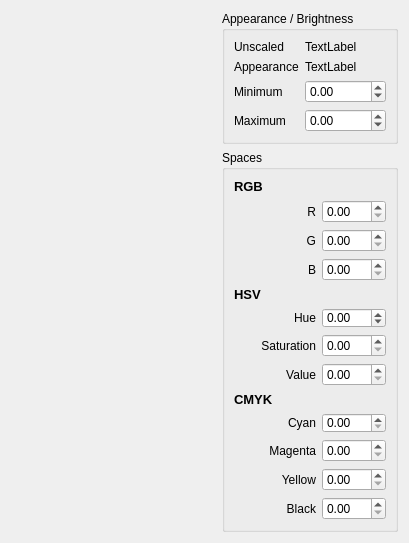
This is src/qt-frontend/widgets/TristimulusColorPicker/tristimuluscolorpicker.ui in phresnel/picogen as Qt 5 draws it before an edit. The edited form follows.
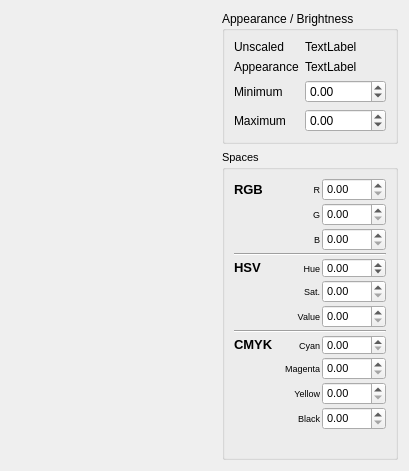
This is the edited form. Custom widgets are drawn as their Qt base class.

Commit message: optimize layout of TriPicker

What changed in the file:
```diff
--- a/src/qt-frontend/widgets/TristimulusColorPicker/tristimuluscolorpicker.ui
+++ b/src/qt-frontend/widgets/TristimulusColorPicker/tristimuluscolorpicker.ui
@@ -7,7 +7,7 @@
     <x>0</x>
     <y>0</y>
     <width>409</width>
-    <height>504</height>
+    <height>471</height>
    </rect>
   </property>
   <property name="windowTitle">
@@ -109,24 +109,33 @@
      </item>
      <item>
       <widget class="QGroupBox" name="groupBox">
+       <property name="font">
+        <font>
+         <pointsize>8</pointsize>
+        </font>
+       </property>
        <property name="title">
         <string>Spaces</string>
        </property>
        <layout class="QVBoxLayout" name="verticalLayout">
         <item>
          <layout class="QGridLayout" name="gridLayout">
+          <property name="spacing">
+           <number>2</number>
+          </property>
           <item row="1" column="1">
-           <widget class="QLabel" name="label">
-            <property name="text">
-             <string>R</string>
-            </property>
-            <property name="alignment">
-             <set>Qt::AlignRight|Qt::AlignTrailing|Qt::AlignVCenter</set>
-            </property>
-           </widget>
-          </item>
-          <item row="2" column="1">
            <widget class="QLabel" name="label_2">
+            <property name="maximumSize">
+             <size>
+              <width>16777215</width>
+              <height>16777215</height>
+             </size>
+            </property>
+            <property name="font">
+             <font>
+              <pointsize>7</pointsize>
+             </font>
+            </property>
             <property name="text">
              <string>G</string>
             </property>
@@ -135,18 +144,83 @@
             </property>
            </widget>
           </item>
-          <item row="3" column="1">
-           <widget class="QLabel" name="label_3">
+          <item row="2" column="2">
+           <widget class="QDoubleSpinBox" name="spinB">
+            <property name="sizePolicy">
+             <sizepolicy hsizetype="Fixed" vsizetype="Fixed">
+              <horstretch>0</horstretch>
+              <verstretch>0</verstretch>
+             </sizepolicy>
+            </property>
+            <property name="minimumSize">
+             <size>
+              <width>64</width>
+              <height>0</height>
+             </size>
+            </property>
+            <property name="maximumSize">
+             <size>
+              <width>64</width>
+              <height>16777215</height>
+             </size>
+            </property>
+            <property name="font">
+             <font>
+              <pointsize>8</pointsize>
+             </font>
+            </property>
+            <property name="maximum">
+             <double>255.000000000000000</double>
+            </property>
+           </widget>
+          </item>
+          <item row="0" column="0">
+           <widget class="QLabel" name="label_4">
+            <property name="maximumSize">
+             <size>
+              <width>16777215</width>
+              <height>16777215</height>
+             </size>
+            </property>
             <property name="text">
-             <string>B</string>
+             <string>&lt;!DOCTYPE HTML PUBLIC &quot;-//W3C//DTD HTML 4.0//EN&quot; &quot;http://www.w3.org/TR/REC-html40/strict.dtd&quot;&gt;
+&lt;html&gt;&lt;head&gt;&lt;meta name=&quot;qrichtext&quot; content=&quot;1&quot; /&gt;&lt;style type=&quot;text/css&quot;&gt;
+p, li { white-space: pre-wrap; }
+&lt;/style&gt;&lt;/head&gt;&lt;body style=&quot; font-family:'MS Shell Dlg 2'; font-size:8.25pt; font-weight:400; font-style:normal;&quot;&gt;
+&lt;p style=&quot; margin-top:0px; margin-bottom:0px; margin-left:0px; margin-right:0px; -qt-block-indent:0; text-indent:0px;&quot;&gt;&lt;span style=&quot; font-size:10pt; font-weight:600;&quot;&gt;RGB&lt;/span&gt;&lt;/p&gt;&lt;/body&gt;&lt;/html&gt;</string>
             </property>
-            <property name="alignment">
-             <set>Qt::AlignRight|Qt::AlignTrailing|Qt::AlignVCenter</set>
+           </widget>
+          </item>
+          <item row="4" column="0">
+           <widget class="QLabel" name="label_5">
+            <property name="maximumSize">
+             <size>
+              <width>16777215</width>
+              <height>16777215</height>
+             </size>
             </property>
+            <property name="text">
+             <string>&lt;!DOCTYPE HTML PUBLIC &quot;-//W3C//DTD HTML 4.0//EN&quot; &quot;http://www.w3.org/TR/REC-html40/strict.dtd&quot;&gt;
+&lt;html&gt;&lt;head&gt;&lt;meta name=&quot;qrichtext&quot; content=&quot;1&quot; /&gt;&lt;style type=&quot;text/css&quot;&gt;
+p, li { white-space: pre-wrap; }
+&lt;/style&gt;&lt;/head&gt;&lt;body style=&quot; font-family:'MS Shell Dlg 2'; font-size:8.25pt; font-weight:400; font-style:normal;&quot;&gt;
+&lt;p style=&quot; margin-top:0px; margin-bottom:0px; margin-left:0px; margin-right:0px; -qt-block-indent:0; text-indent:0px;&quot;&gt;&lt;span style=&quot; font-size:10pt; font-weight:600;&quot;&gt;HSV&lt;/span&gt;&lt;/p&gt;&lt;/body&gt;&lt;/html&gt;</string>
+            </property>
            </widget>
           </item>
-          <item row="5" column="1">
+          <item row="4" column="1">
            <widget class="QLabel" name="hueLabel">
+            <property name="maximumSize">
+             <size>
+              <width>16777215</width>
+              <height>16777215</height>
+             </size>
+            </property>
+            <property name="font">
+             <font>
+              <pointsize>7</pointsize>
+             </font>
+            </property>
             <property name="text">
              <string>Hue</string>
             </property>
@@ -155,18 +229,103 @@
             </property>
            </widget>
           </item>
-          <item row="7" column="1">
+          <item row="4" column="2">
+           <widget class="QDoubleSpinBox" name="spinH">
+            <property name="sizePolicy">
+             <sizepolicy hsizetype="Maximum" vsizetype="Fixed">
+              <horstretch>0</horstretch>
+              <verstretch>0</verstretch>
+             </sizepolicy>
+            </property>
+            <property name="minimumSize">
+             <size>
+              <width>64</width>
+              <height>20</height>
+             </size>
+            </property>
+            <property name="maximumSize">
+             <size>
+              <width>64</width>
+              <height>16777215</height>
+             </size>
+            </property>
+            <property name="font">
+             <font>
+              <pointsize>8</pointsize>
+             </font>
+            </property>
+            <property name="wrapping">
+             <bool>true</bool>
+            </property>
+            <property name="maximum">
+             <double>360.000000000000000</double>
+            </property>
+           </widget>
+          </item>
+          <item row="5" column="2">
+           <widget class="QDoubleSpinBox" name="spinS">
+            <property name="sizePolicy">
+             <sizepolicy hsizetype="Maximum" vsizetype="Fixed">
+              <horstretch>0</horstretch>
+              <verstretch>0</verstretch>
+             </sizepolicy>
+            </property>
+            <property name="minimumSize">
+             <size>
+              <width>64</width>
+              <height>0</height>
+             </size>
+            </property>
+            <property name="maximumSize">
+             <size>
+              <width>64</width>
+              <height>16777215</height>
+             </size>
+            </property>
+            <property name="font">
+             <font>
+              <pointsize>8</pointsize>
+             </font>
+            </property>
+            <property name="maximum">
+             <double>255.000000000000000</double>
+            </property>
+           </widget>
+          </item>
+          <item row="5" column="1">
            <widget class="QLabel" name="label_12">
+            <property name="maximumSize">
+             <size>
+              <width>16777215</width>
+              <height>16777215</height>
+             </size>
+            </property>
+            <property name="font">
+             <font>
+              <pointsize>7</pointsize>
+             </font>
+            </property>
             <property name="text">
-             <string>Saturation</string>
+             <string>Sat.</string>
             </property>
             <property name="alignment">
              <set>Qt::AlignRight|Qt::AlignTrailing|Qt::AlignVCenter</set>
             </property>
            </widget>
           </item>
-          <item row="8" column="1">
+          <item row="6" column="1">
            <widget class="QLabel" name="label_13">
+            <property name="maximumSize">
+             <size>
+              <width>16777215</width>
+              <height>16777215</height>
+             </size>
+            </property>
+            <property name="font">
+             <font>
+              <pointsize>7</pointsize>
+             </font>
+            </property>
             <property name="text">
              <string>Value</string>
             </property>
@@ -175,18 +334,49 @@
             </property>
            </widget>
           </item>
-          <item row="10" column="1">
-           <widget class="QLabel" name="label_14">
-            <property name="text">
-             <string>Cyan</string>
+          <item row="6" column="2">
+           <widget class="QDoubleSpinBox" name="spinV">
+            <property name="sizePolicy">
+             <sizepolicy hsizetype="Maximum" vsizetype="Fixed">
+              <horstretch>0</horstretch>
+              <verstretch>0</verstretch>
+             </sizepolicy>
             </property>
-            <property name="alignment">
-             <set>Qt::AlignRight|Qt::AlignTrailing|Qt::AlignVCenter</set>
+            <property name="minimumSize">
+             <size>
+              <width>64</width>
+              <height>0</height>
+             </size>
+            </property>
+            <property name="maximumSize">
+             <size>
+              <width>64</width>
+              <height>16777215</height>
+             </size>
+            </property>
+            <property name="font">
+             <font>
+              <pointsize>8</pointsize>
+             </font>
+            </property>
+            <property name="maximum">
+             <double>255.000000000000000</double>
             </property>
            </widget>
           </item>
-          <item row="11" column="1">
+          <item row="9" column="1">
            <widget class="QLabel" name="label_22">
+            <property name="maximumSize">
+             <size>
+              <width>16777215</width>
+              <height>16777215</height>
+             </size>
+            </property>
+            <property name="font">
+             <font>
+              <pointsize>7</pointsize>
+             </font>
+            </property>
             <property name="text">
              <string>Magenta</string>
             </property>
@@ -195,8 +385,49 @@
             </property>
            </widget>
           </item>
-          <item row="12" column="1">
+          <item row="9" column="2">
+           <widget class="QDoubleSpinBox" name="spinM">
+            <property name="sizePolicy">
+             <sizepolicy hsizetype="Maximum" vsizetype="Fixed">
+              <horstretch>0</horstretch>
+              <verstretch>0</verstretch>
+             </sizepolicy>
+            </property>
+            <property name="minimumSize">
+             <size>
+              <width>64</width>
+              <height>0</height>
+             </size>
+            </property>
+            <property name="maximumSize">
+             <size>
+              <width>64</width>
+              <height>16777215</height>
+             </size>
+            </property>
+            <property name="font">
+             <font>
+              <pointsize>8</pointsize>
+             </font>
+            </property>
+            <property name="maximum">
+             <double>255.000000000000000</double>
+            </property>
+           </widget>
+          </item>
+          <item row="10" column="1">
            <widget class="QLabel" name="label_23">
+            <property name="maximumSize">
+             <size>
+              <width>16777215</width>
+              <height>16777215</height>
+             </size>
+            </property>
+            <property name="font">
+             <font>
+              <pointsize>7</pointsize>
+             </font>
+            </property>
             <property name="text">
              <string>Yellow</string>
             </property>
@@ -205,29 +436,122 @@
             </property>
            </widget>
           </item>
-          <item row="13" column="1">
-           <widget class="QLabel" name="blackLabel">
+          <item row="10" column="2">
+           <widget class="QDoubleSpinBox" name="spinY">
+            <property name="sizePolicy">
+             <sizepolicy hsizetype="Maximum" vsizetype="Fixed">
+              <horstretch>0</horstretch>
+              <verstretch>0</verstretch>
+             </sizepolicy>
+            </property>
+            <property name="minimumSize">
+             <size>
+              <width>64</width>
+              <height>0</height>
+             </size>
+            </property>
+            <property name="maximumSize">
+             <size>
+              <width>64</width>
+              <height>16777215</height>
+             </size>
+            </property>
+            <property name="font">
+             <font>
+              <pointsize>8</pointsize>
+             </font>
+            </property>
+            <property name="maximum">
+             <double>255.000000000000000</double>
+            </property>
+           </widget>
+          </item>
+          <item row="12" column="1">
+           <spacer name="verticalSpacer">
+            <property name="orientation">
+             <enum>Qt::Vertical</enum>
+            </property>
+            <property name="sizeHint" stdset="0">
+             <size>
+              <width>20</width>
+              <height>40</height>
+             </size>
+            </property>
+           </spacer>
+          </item>
+          <item row="3" column="0" colspan="3">
+           <widget class="Line" name="line">
+            <property name="orientation">
+             <enum>Qt::Horizontal</enum>
+            </property>
+           </widget>
+          </item>
+          <item row="7" column="0" colspan="3">
+           <widget class="Line" name="line_2">
+            <property name="orientation">
+             <enum>Qt::Horizontal</enum>
+            </property>
+           </widget>
+          </item>
+          <item row="8" column="1">
+           <widget class="QLabel" name="label_14">
+            <property name="maximumSize">
+             <size>
+              <width>16777215</width>
+              <height>16777215</height>
+             </size>
+            </property>
+            <property name="font">
+             <font>
+              <pointsize>7</pointsize>
+             </font>
+            </property>
             <property name="text">
-             <string>Black</string>
+             <string>Cyan</string>
             </property>
             <property name="alignment">
              <set>Qt::AlignRight|Qt::AlignTrailing|Qt::AlignVCenter</set>
             </property>
            </widget>
           </item>
-          <item row="0" column="1">
-           <widget class="QLabel" name="label_4">
-            <property name="text">
-             <string>&lt;!DOCTYPE HTML PUBLIC &quot;-//W3C//DTD HTML 4.0//EN&quot; &quot;http://www.w3.org/TR/REC-html40/strict.dtd&quot;&gt;
-&lt;html&gt;&lt;head&gt;&lt;meta name=&quot;qrichtext&quot; content=&quot;1&quot; /&gt;&lt;style type=&quot;text/css&quot;&gt;
-p, li { white-space: pre-wrap; }
-&lt;/style&gt;&lt;/head&gt;&lt;body style=&quot; font-family:'MS Shell Dlg 2'; font-size:8.25pt; font-weight:400; font-style:normal;&quot;&gt;
-&lt;p style=&quot; margin-top:0px; margin-bottom:0px; margin-left:0px; margin-right:0px; -qt-block-indent:0; text-indent:0px;&quot;&gt;&lt;span style=&quot; font-size:10pt; font-weight:600;&quot;&gt;RGB&lt;/span&gt;&lt;/p&gt;&lt;/body&gt;&lt;/html&gt;</string>
+          <item row="8" column="2">
+           <widget class="QDoubleSpinBox" name="spinC">
+            <property name="sizePolicy">
+             <sizepolicy hsizetype="Maximum" vsizetype="Fixed">
+              <horstretch>0</horstretch>
+              <verstretch>0</verstretch>
+             </sizepolicy>
+            </property>
+            <property name="minimumSize">
+             <size>
+              <width>64</width>
+              <height>20</height>
+             </size>
+            </property>
+            <property name="maximumSize">
+             <size>
+              <width>64</width>
+              <height>16777215</height>
+             </size>
+            </property>
+            <property name="font">
+             <font>
+              <pointsize>8</pointsize>
+             </font>
+            </property>
+            <property name="maximum">
+             <double>255.000000000000000</double>
             </property>
            </widget>
           </item>
-          <item row="9" column="1">
+          <item row="8" column="0">
            <widget class="QLabel" name="label_6">
+            <property name="maximumSize">
+             <size>
+              <width>16777215</width>
+              <height>16777215</height>
+             </size>
+            </property>
             <property name="text">
              <string>&lt;!DOCTYPE HTML PUBLIC &quot;-//W3C//DTD HTML 4.0//EN&quot; &quot;http://www.w3.org/TR/REC-html40/strict.dtd&quot;&gt;
 &lt;html&gt;&lt;head&gt;&lt;meta name=&quot;qrichtext&quot; content=&quot;1&quot; /&gt;&lt;style type=&quot;text/css&quot;&gt;
@@ -237,18 +561,28 @@
             </property>
            </widget>
           </item>
-          <item row="4" column="1">
-           <widget class="QLabel" name="label_5">
+          <item row="0" column="1">
+           <widget class="QLabel" name="label">
+            <property name="maximumSize">
+             <size>
+              <width>16777215</width>
+              <height>16777215</height>
+             </size>
+            </property>
+            <property name="font">
+             <font>
+              <pointsize>7</pointsize>
+             </font>
+            </property>
             <property name="text">
-             <string>&lt;!DOCTYPE HTML PUBLIC &quot;-//W3C//DTD HTML 4.0//EN&quot; &quot;http://www.w3.org/TR/REC-html40/strict.dtd&quot;&gt;
-&lt;html&gt;&lt;head&gt;&lt;meta name=&quot;qrichtext&quot; content=&quot;1&quot; /&gt;&lt;style type=&quot;text/css&quot;&gt;
-p, li { white-space: pre-wrap; }
-&lt;/style&gt;&lt;/head&gt;&lt;body style=&quot; font-family:'MS Shell Dlg 2'; font-size:8.25pt; font-weight:400; font-style:normal;&quot;&gt;
-&lt;p style=&quot; margin-top:0px; margin-bottom:0px; margin-left:0px; margin-right:0px; -qt-block-indent:0; text-indent:0px;&quot;&gt;&lt;span style=&quot; font-size:10pt; font-weight:600;&quot;&gt;HSV&lt;/span&gt;&lt;/p&gt;&lt;/body&gt;&lt;/html&gt;</string>
+             <string>R</string>
+            </property>
+            <property name="alignment">
+             <set>Qt::AlignRight|Qt::AlignTrailing|Qt::AlignVCenter</set>
             </property>
            </widget>
           </item>
-          <item row="1" column="2">
+          <item row="0" column="2">
            <widget class="QDoubleSpinBox" name="spinR">
             <property name="sizePolicy">
              <sizepolicy hsizetype="Maximum" vsizetype="Fixed">
@@ -268,12 +602,17 @@
               <height>16777215</height>
              </size>
             </property>
+            <property name="font">
+             <font>
+              <pointsize>8</pointsize>
+             </font>
+            </property>
             <property name="maximum">
              <double>255.000000000000000</double>
             </property>
            </widget>
           </item>
-          <item row="2" column="2">
+          <item row="1" column="2">
            <widget class="QDoubleSpinBox" name="spinG">
             <property name="sizePolicy">
              <sizepolicy hsizetype="Maximum" vsizetype="Fixed">
@@ -293,190 +632,59 @@
               <height>16777215</height>
              </size>
             </property>
+            <property name="font">
+             <font>
+              <pointsize>8</pointsize>
+             </font>
+            </property>
             <property name="maximum">
              <double>255.000000000000000</double>
             </property>
            </widget>
           </item>
-          <item row="3" column="2">
-           <widget class="QDoubleSpinBox" name="spinB">
-            <property name="sizePolicy">
-             <sizepolicy hsizetype="Fixed" vsizetype="Fixed">
-              <horstretch>0</horstretch>
-              <verstretch>0</verstretch>
-             </sizepolicy>
-            </property>
-            <property name="minimumSize">
-             <size>
-              <width>64</width>
-              <height>0</height>
-             </size>
-            </property>
+          <item row="2" column="1">
+           <widget class="QLabel" name="label_3">
             <property name="maximumSize">
              <size>
-              <width>64</width>
+              <width>16777215</width>
               <height>16777215</height>
              </size>
             </property>
-            <property name="maximum">
-             <double>255.000000000000000</double>
+            <property name="font">
+             <font>
+              <pointsize>7</pointsize>
+             </font>
             </property>
-           </widget>
-          </item>
-          <item row="8" column="2">
-           <widget class="QDoubleSpinBox" name="spinV">
-            <property name="sizePolicy">
-             <sizepolicy hsizetype="Maximum" vsizetype="Fixed">
-              <horstretch>0</horstretch>
-              <verstretch>0</verstretch>
-             </sizepolicy>
+            <property name="text">
+             <string>B</string>
             </property>
-            <property name="minimumSize">
-             <size>
-              <width>64</width>
-              <height>0</height>
-             </size>
+            <property name="alignment">
+             <set>Qt::AlignRight|Qt::AlignTrailing|Qt::AlignVCenter</set>
             </property>
-            <property name="maximumSize">
-             <size>
-              <width>64</width>
-              <height>16777215</height>
-             </size>
-            </property>
-            <property name="maximum">
-             <double>255.000000000000000</double>
-            </property>
            </widget>
           </item>
-          <item row="7" column="2">
-           <widget class="QDoubleSpinBox" name="spinS">
-            <property name="sizePolicy">
-             <sizepolicy hsizetype="Maximum" vsizetype="Fixed">
-              <horstretch>0</horstretch>
-              <verstretch>0</verstretch>
-             </sizepolicy>
-            </property>
-            <property name="minimumSize">
-             <size>
-              <width>64</width>
-              <height>0</height>
-             </size>
-            </property>
+          <item row="11" column="1">
+           <widget class="QLabel" name="blackLabel">
             <property name="maximumSize">
              <size>
-              <width>64</width>
+              <width>16777215</width>
               <height>16777215</height>
              </size>
             </property>
-            <property name="maximum">
-             <double>255.000000000000000</double>
+            <property name="font">
+             <font>
+              <pointsize>7</pointsize>
+             </font>
             </property>
-           </widget>
-          </item>
-          <item row="5" column="2">
-           <widget class="QDoubleSpinBox" name="spinH">
-            <property name="sizePolicy">
-             <sizepolicy hsizetype="Maximum" vsizetype="Fixed">
-              <horstretch>0</horstretch>
-              <verstretch>0</verstretch>
-             </sizepolicy>
+            <property name="text">
+             <string>Black</string>
             </property>
-            <property name="minimumSize">
-             <size>
-              <width>64</width>
-              <height>20</height>
-             </size>
-            </property>
-            <property name="maximumSize">
-             <size>
-              <width>64</width>
-              <height>20</height>
-             </size>
-            </property>
-            <property name="wrapping">
-             <bool>true</bool>
-            </property>
-            <property name="maximum">
-             <double>360.000000000000000</double>
-            </property>
-           </widget>
-          </item>
-          <item row="10" column="2">
-           <widget class="QDoubleSpinBox" name="spinC">
-            <property name="sizePolicy">
-             <sizepolicy hsizetype="Maximum" vsizetype="Fixed">
-              <horstretch>0</horstretch>
-              <verstretch>0</verstretch>
-             </sizepolicy>
-            </property>
-            <property name="minimumSize">
-             <size>
-              <width>64</width>
-              <height>20</height>
-             </size>
-            </property>
-            <property name="maximumSize">
-             <size>
-              <width>64</width>
-              <height>20</height>
-             </size>
-            </property>
-            <property name="maximum">
-             <double>255.000000000000000</double>
+            <property name="alignment">
+             <set>Qt::AlignRight|Qt::AlignTrailing|Qt::AlignVCenter</set>
             </property>
            </widget>
           </item>
           <item row="11" column="2">
-           <widget class="QDoubleSpinBox" name="spinM">
-            <property name="sizePolicy">
-             <sizepolicy hsizetype="Maximum" vsizetype="Fixed">
-              <horstretch>0</horstretch>
-              <verstretch>0</verstretch>
-             </sizepolicy>
-            </property>
-            <property name="minimumSize">
-             <size>
-              <width>64</width>
-              <height>0</height>
-             </size>
-            </property>
-            <property name="maximumSize">
-             <size>
-              <width>64</width>
-              <height>16777215</height>
-             </size>
-            </property>
-            <property name="maximum">
-             <double>255.000000000000000</double>
-            </property>
-           </widget>
-          </item>
-          <item row="12" column="2">
-           <widget class="QDoubleSpinBox" name="spinY">
-            <property name="sizePolicy">
-             <sizepolicy hsizetype="Maximum" vsizetype="Fixed">
-              <horstretch>0</horstretch>
-              <verstretch>0</verstretch>
-             </sizepolicy>
-            </property>
-            <property name="minimumSize">
-             <size>
-              <width>64</width>
-              <height>0</height>
-             </size>
-            </property>
-            <property name="maximumSize">
-             <size>
-              <width>64</width>
-              <height>16777215</height>
-             </size>
-            </property>
-            <property name="maximum">
-             <double>255.000000000000000</double>
-            </property>
-           </widget>
-          </item>
-          <item row="13" column="2">
            <widget class="QDoubleSpinBox" name="spinK">
             <property name="sizePolicy">
              <sizepolicy hsizetype="Maximum" vsizetype="Fixed">
@@ -496,6 +704,11 @@
               <height>16777215</height>
              </size>
             </property>
+            <property name="font">
+             <font>
+              <pointsize>8</pointsize>
+             </font>
+            </property>
             <property name="maximum">
              <double>255.000000000000000</double>
             </property>
@@ -503,19 +716,6 @@
           </item>
          </layout>
         </item>
-        <item>
-         <spacer name="verticalSpacer">
-          <property name="orientation">
-           <enum>Qt::Vertical</enum>
-          </property>
-          <property name="sizeHint" stdset="0">
-           <size>
-            <width>20</width>
-            <height>40</height>
-           </size>
-          </property>
-         </spacer>
-        </item>
        </layout>
       </widget>
      </item>
```
Left out of the diff: 9 changed lines with no effect on the pictures. The commit also changes 1 other file.
